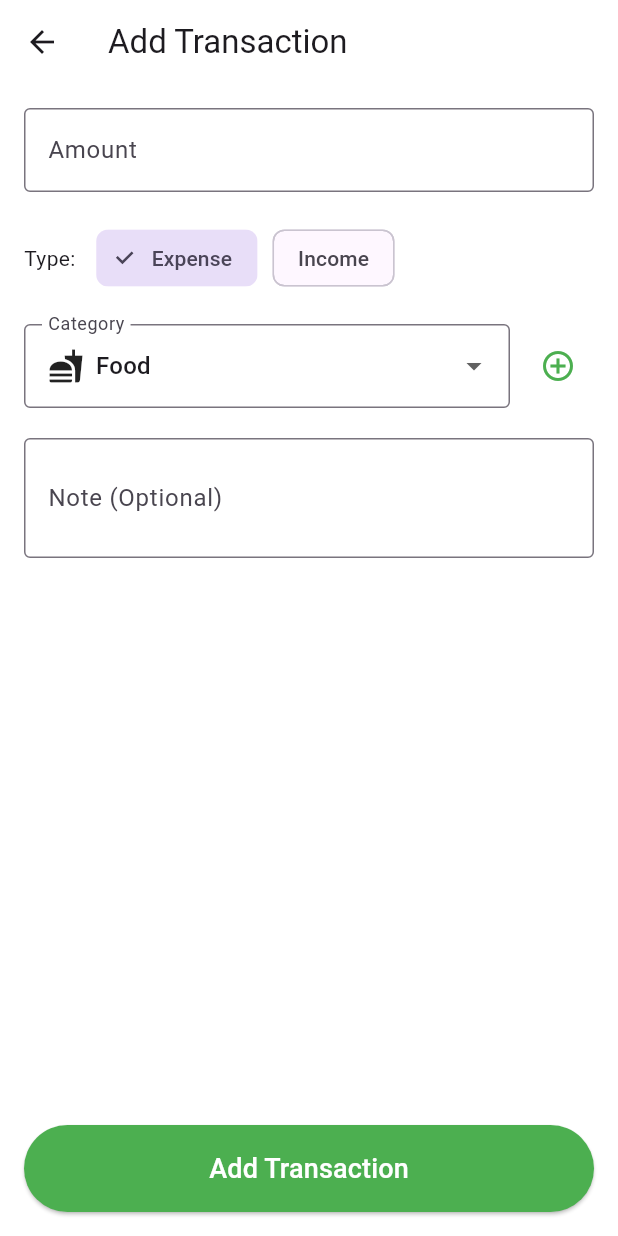
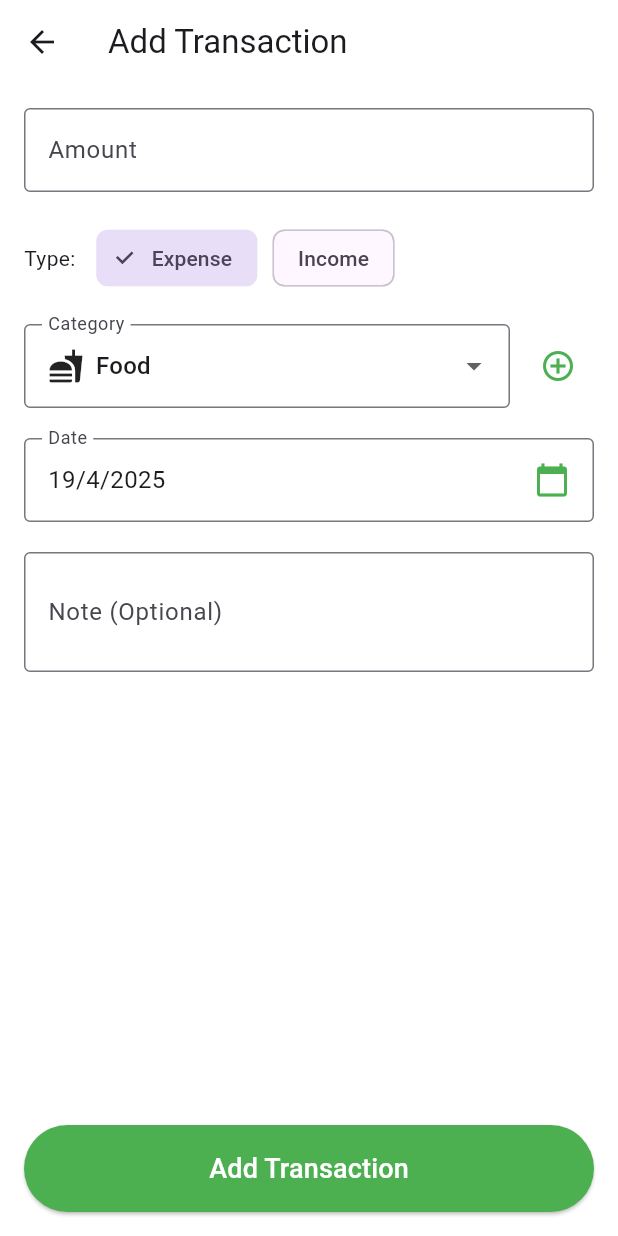
Before and after one commit to Hx8i/Flutter-project, a Flutter app: the screen it shows after launch, item 2 of the bottom bar chosen, on a phone screen of 412 x 824 dp. Run offline on Flutter 3.47's test engine with Material 3 defaults, Android fonts, the phone set to English and light mode, and no system bars.

Commit message:
modify add page

```diff
--- a/lib/screens/add_screen.dart
+++ b/lib/screens/add_screen.dart
@@ -21,6 +21,7 @@ class _AddScreenState extends State<AddScreen> {
   bool isIncome = false;
   final TextEditingController noteController = TextEditingController();
   final List<ExpenseCategory> customCategories = [];
+  DateTime selectedDate = DateTime.now();
 
   @override
   void dispose() {
@@ -29,11 +30,25 @@ class _AddScreenState extends State<AddScreen> {
     super.dispose();
   }
 
+  Future<void> _selectDate(BuildContext context) async {
+    final DateTime? picked = await showDatePicker(
+      context: context,
+      initialDate: selectedDate,
+      firstDate: DateTime(2020),
+      lastDate: DateTime.now(),
+    );
+    if (picked != null && picked != selectedDate) {
+      setState(() {
+        selectedDate = picked;
+      });
+    }
+  }
+
   void _addExpense() {
     if (amountController.text.isEmpty) return;
 
     final expense = Expense(
-      date: DateTime.now(),
+      date: selectedDate,
       time: '${DateTime.now().hour}:${DateTime.now().minute}',
       category: selectedCategory,
       amount: double.parse(amountController.text),
@@ -218,6 +233,26 @@ class _AddScreenState extends State<AddScreen> {
                 ],
               ),
               const SizedBox(height: 20),
+              InkWell(
+                onTap: () => _selectDate(context),
+                child: InputDecorator(
+                  decoration: const InputDecoration(
+                    labelText: 'Date',
+                    border: OutlineInputBorder(),
+                  ),
+                  child: Row(
+                    mainAxisAlignment: MainAxisAlignment.spaceBetween,
+                    children: [
+                      Text(
+                        '${selectedDate.day}/${selectedDate.month}/${selectedDate.year}',
+                        style: const TextStyle(fontSize: 16),
+                      ),
+                      const Icon(Icons.calendar_today, color: Colors.green),
+                    ],
+                  ),
+                ),
+              ),
+              const SizedBox(height: 20),
               TextField(
                 controller: noteController,
                 decoration: const InputDecoration(
```
